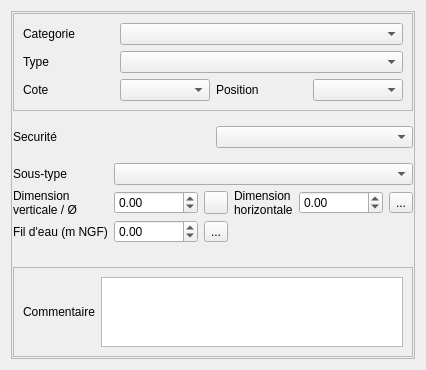
Before: the Qt Designer form Lamia/iface/qgiswidget/tools/toolprepro/base3_levee/lamiabase_levee_equipment_tool_ui.ui in Artelia/Lamia, drawn with Qt 5.
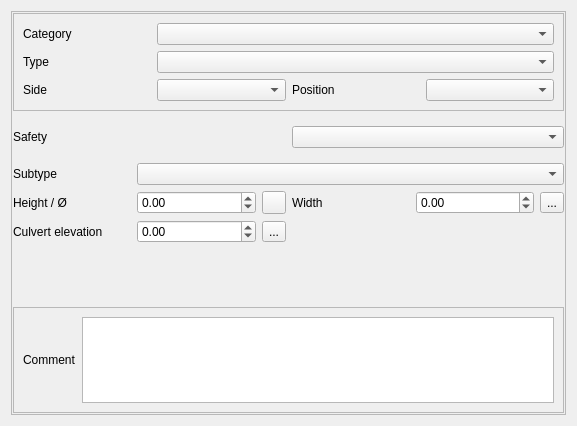
After: the same form once the commit is applied. Icons and pictures are not drawn.

Diff of the .ui file:
```diff
--- a/Lamia/iface/qgiswidget/tools/toolprepro/base3_levee/lamiabase_levee_equipment_tool_ui.ui
+++ b/Lamia/iface/qgiswidget/tools/toolprepro/base3_levee/lamiabase_levee_equipment_tool_ui.ui
@@ -6,8 +6,8 @@
    <rect>
     <x>0</x>
     <y>0</y>
-    <width>342</width>
-    <height>366</height>
+    <width>577</width>
+    <height>426</height>
    </rect>
   </property>
   <property name="windowTitle">
@@ -50,7 +50,7 @@
          <item row="0" column="0">
           <widget class="QLabel" name="label_11">
            <property name="text">
-            <string>Categorie</string>
+            <string>Category</string>
            </property>
            <property name="wordWrap">
             <bool>true</bool>
@@ -70,7 +70,7 @@
          <item row="2" column="0">
           <widget class="QLabel" name="label_4">
            <property name="text">
-            <string>Cote</string>
+            <string>Side</string>
            </property>
            <property name="wordWrap">
             <bool>true</bool>
@@ -220,7 +220,7 @@
           <item row="1" column="0">
            <widget class="QLabel" name="label_14">
             <property name="text">
-             <string>Securité</string>
+             <string>Safety</string>
             </property>
            </widget>
           </item>
@@ -290,7 +290,7 @@
               <item row="2" column="0">
                <widget class="QLabel" name="label_2">
                 <property name="text">
-                 <string>Fil d'eau (m NGF)</string>
+                 <string>Culvert elevation</string>
                 </property>
                </widget>
               </item>
@@ -308,7 +308,7 @@
               <item row="1" column="0">
                <widget class="QLabel" name="label_13">
                 <property name="text">
-                 <string>Dimension verticale / Ø</string>
+                 <string>Height / Ø</string>
                 </property>
                 <property name="wordWrap">
                  <bool>true</bool>
@@ -328,7 +328,7 @@
               <item row="1" column="3">
                <widget class="QLabel" name="label">
                 <property name="text">
-                 <string>Dimension horizontale</string>
+                 <string>Width</string>
                 </property>
                 <property name="wordWrap">
                  <bool>true</bool>
@@ -338,7 +338,7 @@
               <item row="0" column="0">
                <widget class="QLabel" name="label_15">
                 <property name="text">
-                 <string>Sous-type</string>
+                 <string>Subtype</string>
                 </property>
                </widget>
               </item>
@@ -373,7 +373,7 @@
          <item row="0" column="0">
           <widget class="QLabel" name="label_9">
            <property name="text">
-            <string>Commentaire</string>
+            <string>Comment</string>
            </property>
           </widget>
          </item>
```
Left out of the diff: 14 changed lines with no effect on the pictures.
